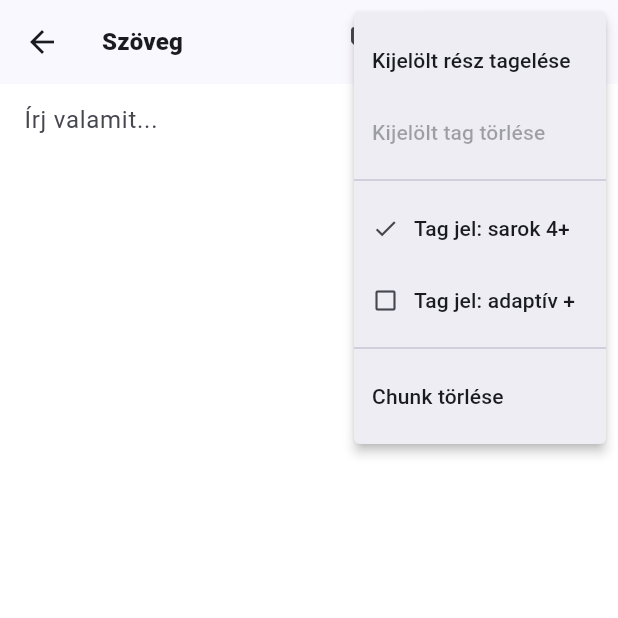
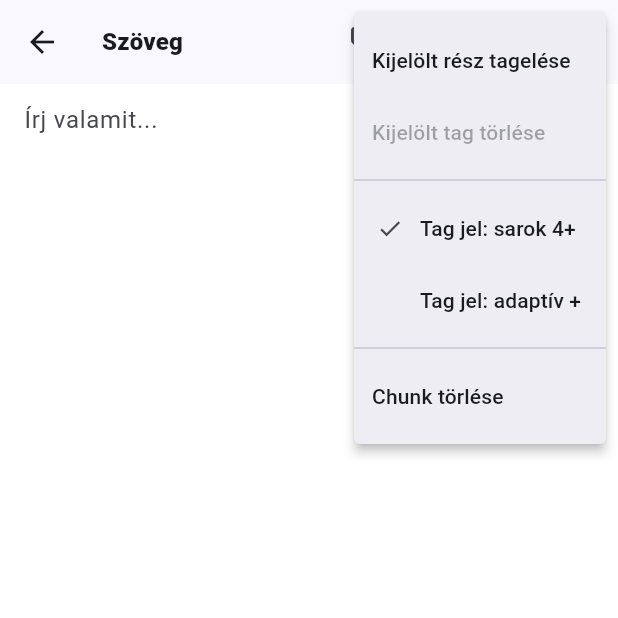
Before and after one commit to elizerpist/djinn, a Flutter app: the NoteTextChunkEditorScreen screen opened directly with empty values, after a tap on the "more vert" icon, on a phone screen of 412 x 824 dp, the top half of it. Run offline on Flutter 3.47's test engine with Material 3 defaults, Android fonts, the phone set to English and light mode, and no system bars; our stand-ins replace file_picker, flutter_secure_storage, flutter_tts, objectbox, permission_handler, share_plus and 1 more; missing offline and left inert: google_mlkit_text_recognition, pdfrx, record, whisper_ggml; accounts and stored records are empty; generated files the repository leaves out were written again.

Commit message:
fix: prevent text count marker menu overflow

```diff
--- a/lib/src/notes/ui/note_text_chunk_editor_screen.dart
+++ b/lib/src/notes/ui/note_text_chunk_editor_screen.dart
@@ -898,14 +898,15 @@ class _CountMarkerModeMenuItem extends StatelessWidget {
   @override
   Widget build(BuildContext context) {
     return Row(
-      mainAxisSize: MainAxisSize.min,
       children: [
-        Icon(
-          selected ? Icons.check : Icons.check_box_outline_blank,
-          size: 18,
+        SizedBox(
+          width: 24,
+          child: selected
+              ? const Icon(Icons.check, size: 18)
+              : const SizedBox.shrink(),
         ),
-        const SizedBox(width: 10),
-        Text(label),
+        const SizedBox(width: 8),
+        Expanded(child: Text(label, overflow: TextOverflow.ellipsis)),
       ],
     );
   }
```
